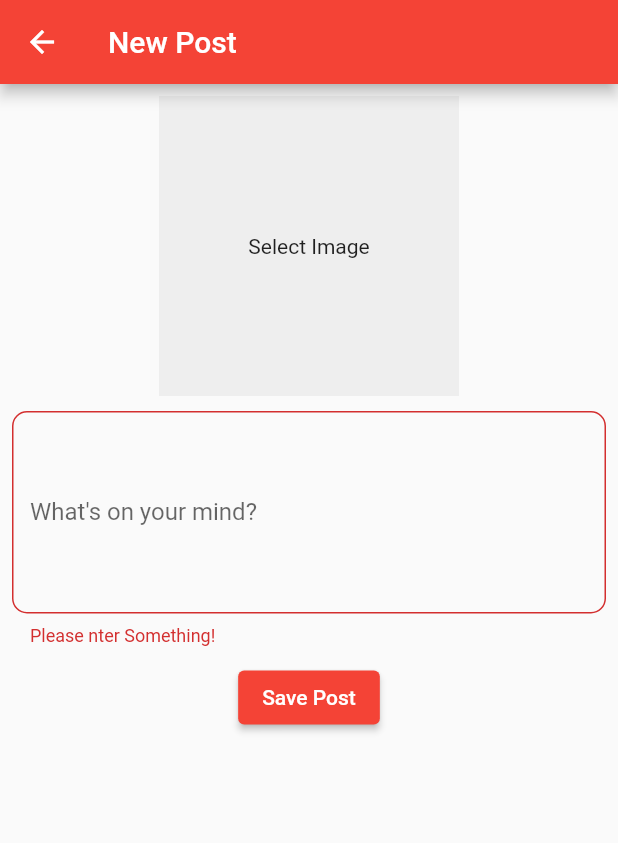
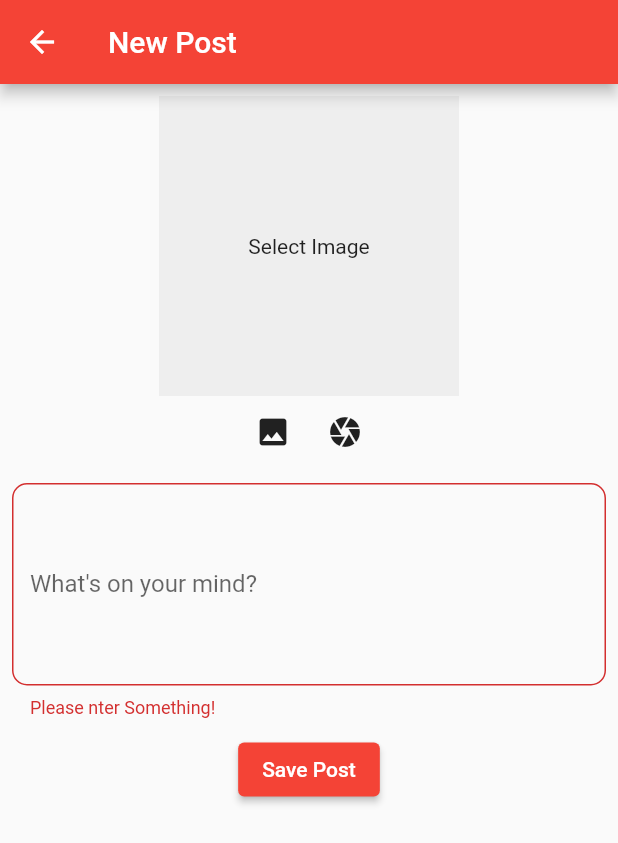
Before and after one commit to sohaib-janjua/face-chat, a Flutter app: the AddPostView screen opened directly, after a tap on "Save Post", on a phone screen of 412 x 824 dp. Shown: the top 843 px of the screen. Run offline on Flutter 3.47's test engine with Material 2 defaults, Android fonts, the phone set to English and light mode, and no system bars; our stand-ins replace cloud_firestore, firebase_auth, firebase_core, firebase_storage, fluttertoast, image_picker; accounts and stored records are empty.

Commit message:
commit 6

```diff
--- a/lib/models/post.dart
+++ b/lib/models/post.dart
@@ -1,4 +1,5 @@
 import 'package:cloud_firestore/cloud_firestore.dart';
+import 'package:flutter/cupertino.dart';
 
 class Post {
   final String? id;
@@ -6,22 +7,27 @@ class Post {
   final int comments;
   final int likes;
   final DateTime createdAt;
+  String? image;
 
-  Post(
-      {this.id,
+  Post({
+    this.id,
     required this.body,
     required this.comments,
     required this.likes,
-      required this.createdAt});
+    required this.createdAt,
+    this.image,
+  });
 
   factory Post.create({
     required body,
+    String? image,
   }) {
     return Post(
       body: body,
       comments: 0,
       likes: 0,
       createdAt: DateTime.now(),
+      image: image,
     );
   }
 
@@ -31,7 +37,11 @@ class Post {
       body: snapshot.data()['body'],
       comments: snapshot.data()['comments'],
       likes: snapshot.data()['likes'],
-        createdAt: snapshot.data()['created_at'].toDate());
+      createdAt: snapshot.data()['created_at'] == null
+          ? DateTime.now()
+          : snapshot.data()['created_at'].toDate(),
+      image: snapshot.data()['image'],
+    );
   }
 
   Map<String, dynamic> toJson() {
@@ -40,6 +50,7 @@ class Post {
       'comments': comments,
       'likes': likes,
       'created_at': FieldValue.serverTimestamp(),
+      'image': image,
     };
   }
 }
--- a/lib/views/home/add_post.dart
+++ b/lib/views/home/add_post.dart
@@ -1,6 +1,7 @@
 import 'dart:io';
-
 import 'package:cloud_firestore/cloud_firestore.dart';
+import 'package:firebase_auth/firebase_auth.dart';
+import 'package:firebase_storage/firebase_storage.dart';
 import 'package:flutter/material.dart';
 import 'package:image_picker/image_picker.dart';
 import 'package:login_signup_auth/core/snack_bar.dart';
@@ -20,6 +21,15 @@ class _AddPostViewState extends State<AddPostView> {
 
   File? image;
 
+  void selectImage(ImageSource source) async {
+    var picker = ImagePicker();
+    XFile? pickedImage = await picker.pickImage(source: source);
+    if (pickedImage != null) {
+      image = File(pickedImage.path);
+      setState(() {});
+    }
+  }
+
   @override
   Widget build(BuildContext context) {
     return Scaffold(
@@ -32,17 +42,7 @@ class _AddPostViewState extends State<AddPostView> {
           key: formKey,
           child: Column(
             children: [
-              GestureDetector(
-                onTap: () async {
-                  var picker = ImagePicker();
-                  XFile? pickedImage =
-                      await picker.pickImage(source: ImageSource.gallery);
-                  if (pickedImage != null) {
-                    image = File(pickedImage.path);
-                    setState(() {});
-                  }
-                },
-                child: Container(
+              Container(
                 width: 200,
                 height: 200,
                 decoration: BoxDecoration(color: Colors.grey.shade200),
@@ -50,6 +50,22 @@ class _AddPostViewState extends State<AddPostView> {
                     ? Center(child: Text("Select Image"))
                     : Image.file(image!),
               ),
+              Row(
+                mainAxisAlignment: MainAxisAlignment.center,
+                children: [
+                  IconButton(
+                    onPressed: () {
+                      selectImage(ImageSource.gallery);
+                    },
+                    icon: Icon(Icons.image),
+                  ),
+                  IconButton(
+                    onPressed: () {
+                      selectImage(ImageSource.camera);
+                    },
+                    icon: Icon(Icons.camera),
+                  )
+                ],
               ),
               SizedBox(
                 height: 10,
@@ -77,7 +93,30 @@ class _AddPostViewState extends State<AddPostView> {
               ElevatedButton(
                   onPressed: () async {
                     if (formKey.currentState!.validate()) {
-                      Post post = Post.create(body: bodyController.text);
+                      //Image must be selected
+                      //Firebase Storage(create a new file)
+                      //Data Upload
+                      //When Upload done
+                      //Get the public link
+
+                      if (image == null) {
+                        appSnackBar(context, "Please Select Image");
+                        return;
+                      }
+                      String ext = image!.path.split(".").last;
+                      String path =
+                          "${DateTime.now().microsecondsSinceEpoch}_${FirebaseAuth.instance.currentUser!.uid}.$ext";
+
+                      Reference ref =
+                          FirebaseStorage.instance.ref().child(path);
+                      UploadTask task = ref.putFile(image!);
+                      await task.whenComplete(() => null);
+                      String link = await ref.getDownloadURL();
+
+                      Post post = Post.create(
+                        body: bodyController.text,
+                        image: link,
+                      );
 
                       await FirebaseFirestore.instance
                           .collection("posts")
--- a/lib/views/home/home_screen.dart
+++ b/lib/views/home/home_screen.dart
@@ -1,3 +1,5 @@
+import 'dart:ui';
+import 'package:image_picker/image_picker.dart';
 import 'package:cloud_firestore/cloud_firestore.dart';
 import 'package:firebase_auth/firebase_auth.dart';
 import 'package:flutter/material.dart';
@@ -119,6 +121,8 @@ class HomeScreen extends StatelessWidget {
                                   ),
                                 ],
                               ),
+                              if (post.image != null)
+                                Image.network(post.image!),
                               SizedBox(
                                 height: 5,
                               ),
```
Lines whose indentation alone changed are shown as unchanged.
